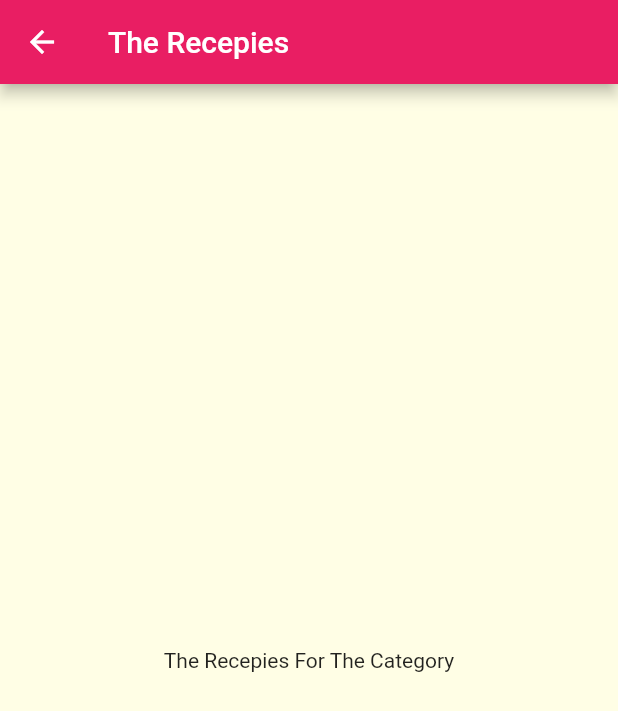
After one commit to robozavri/food-app, a Flutter app: the screen it shows after launch, after a tap on "Italian", on a phone screen of 412 x 824 dp. The commit adds this screen. Shown: the top 711 px of the screen. Run offline on Flutter 3.47's test engine with Material 2 defaults, Android fonts, the phone set to English and light mode, and no system bars; Roboto replaces fonts that are missing (Realway).

Commit message:
[feat][lesson 165]: navigate to new page

```diff
--- a/lib/category_item.dart
+++ b/lib/category_item.dart
@@ -1,6 +1,6 @@
 import 'dart:ui';
-
 import 'package:flutter/material.dart';
+import 'package:flutter_complete_guide/category_meals_screen.dart';
 
 class CategoryItem extends StatelessWidget {
   final String title;
@@ -8,9 +8,19 @@ class CategoryItem extends StatelessWidget {
 
   CategoryItem(this.title, this.color);
 
+  void selectCategory(BuildContext ctx) {
+    Navigator.of(ctx).push(MaterialPageRoute(builder: (_) {
+      return CategoryMealsScreen();
+    }));
+  }
+
   @override
   Widget build(BuildContext context) {
-    return Container(
+    return InkWell(
+      onTap: () => selectCategory(context),
+      splashColor: Theme.of(context).primaryColor,
+      borderRadius: BorderRadius.circular(15),
+      child: Container(
         padding: const EdgeInsets.all(15),
         child: Text(
           title,
@@ -26,6 +36,7 @@ class CategoryItem extends StatelessWidget {
                 begin: Alignment.topLeft,
                 end: Alignment.bottomRight),
             borderRadius: BorderRadius.circular(15)),
+      ),
     );
   }
 }
--- /dev/null
+++ b/lib/category_meals_screen.dart
@@ -0,0 +1,15 @@
+import 'package:flutter/material.dart';
+
+class CategoryMealsScreen extends StatelessWidget {
+  @override
+  Widget build(BuildContext context) {
+    return Scaffold(
+      appBar: AppBar(
+        title: Text('The Recepies'),
+      ),
+      body: Center(
+        child: Text('The Recepies For The Category'),
+      ),
+    );
+  }
+}
```
Lines whose indentation alone changed are shown as unchanged.
